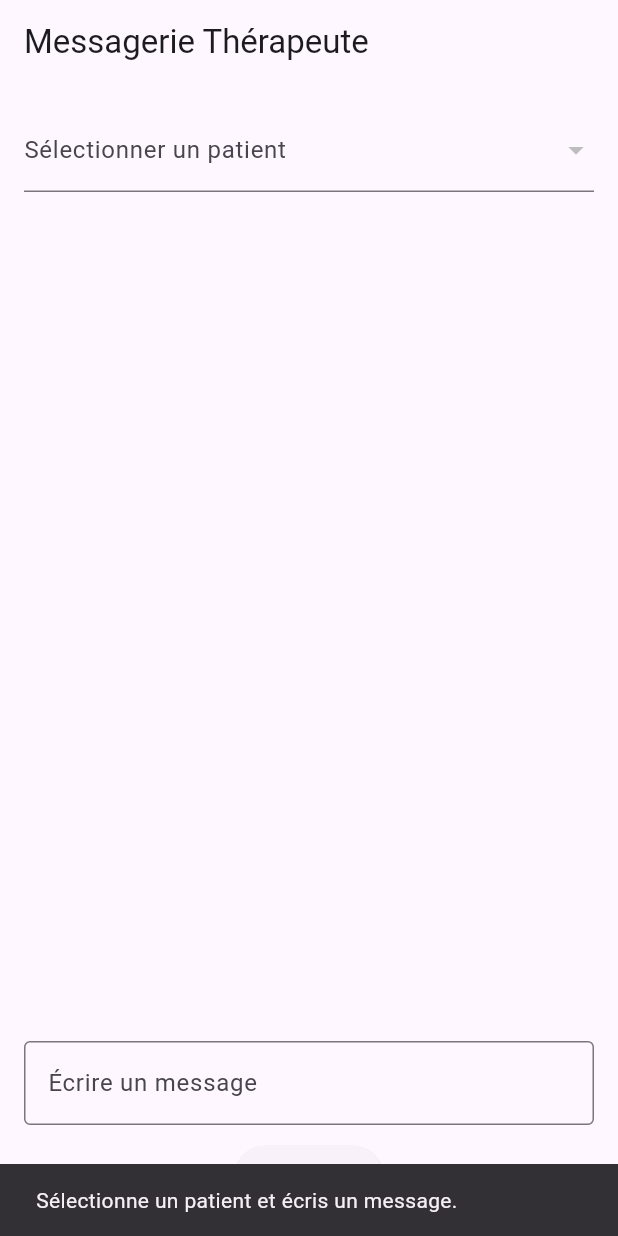
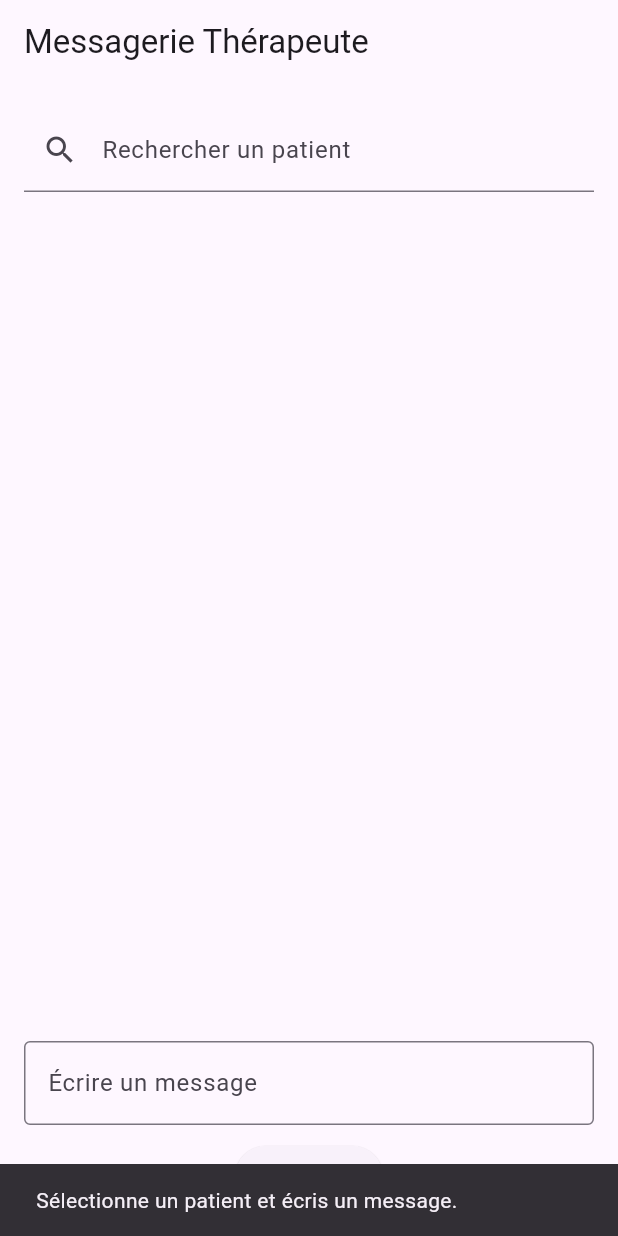
Before and after one commit to saraelharti04/Parcours_d_Exil, a Flutter app: the MessagesPage screen opened directly with empty values, after a tap on "Envoyer", on a phone screen of 412 x 824 dp. Run offline on Flutter 3.47's test engine with Material 3 defaults, Android fonts, the phone set to English and light mode, and no system bars; our stand-ins replace file_picker, flutter_svg, just_audio, sembast, shared_preferences, video_player; missing offline and left inert: audio_session, flutter_pdfview; accounts and stored records are empty; network calls fail.

Commit message:
Barre de recherche messagerie

```diff
--- a/lib/therapist/messages_page.dart
+++ b/lib/therapist/messages_page.dart
@@ -1,7 +1,7 @@
+import 'dart:convert';
 import 'package:flutter/material.dart';
 import 'package:http/http.dart' as http;
 import 'package:shared_preferences/shared_preferences.dart';
-import 'dart:convert';
 
 class MessagesPage extends StatefulWidget {
   final String therapistId;
@@ -14,15 +14,23 @@ class MessagesPage extends StatefulWidget {
 
 class _MessagesPageState extends State<MessagesPage> {
   final TextEditingController _messageController = TextEditingController();
+  final TextEditingController _searchController = TextEditingController();
+  final ScrollController _scrollController = ScrollController();
+  final FocusNode _searchFocusNode = FocusNode();
+
   String? _selectedPatientId;
   final Map<String, List<String>> _messages = {};
   List<Map<String, String>> _patients = [];
-  final ScrollController _scrollController = ScrollController();
+  List<Map<String, String>> _filteredPatients = [];
 
   @override
   void initState() {
     super.initState();
     _fetchPatients();
+
+    _searchController.addListener(() {
+      _filterPatients(_searchController.text);
+    });
   }
 
   void scrollToBottom() {
@@ -30,6 +38,15 @@ class _MessagesPageState extends State<MessagesPage> {
       if (_scrollController.hasClients) {
         _scrollController.jumpTo(_scrollController.position.maxScrollExtent);
       }
+    });
+  }
+
+  void _filterPatients(String query) {
+    setState(() {
+      _filteredPatients = _patients
+          .where((p) =>
+          p['name']!.toLowerCase().contains(query.toLowerCase()))
+          .toList();
     });
   }
 
@@ -55,13 +72,12 @@ class _MessagesPageState extends State<MessagesPage> {
         })
             .toList();
 
-        // 🔤 Tri alphabétique
-        patients.sort(
-              (a, b) => a['name']!.toLowerCase().compareTo(b['name']!.toLowerCase()),
-        );
+        patients.sort((a, b) =>
+            a['name']!.toLowerCase().compareTo(b['name']!.toLowerCase()));
 
         setState(() {
           _patients = patients;
+          _filteredPatients = patients;
         });
       } else {
         print('❌ Erreur récupération patients : ${response.body}');
@@ -122,8 +138,9 @@ class _MessagesPageState extends State<MessagesPage> {
             _messages[_selectedPatientId!] = _messages[_selectedPatientId!] ?? [];
             _messages[_selectedPatientId!]!.add(message);
             _messageController.clear();
-            scrollToBottom();
           });
+
+          scrollToBottom();
 
           ScaffoldMessenger.of(context).showSnackBar(
             SnackBar(content: Text("Message envoyé à ${_selectedPatientId!}")),
@@ -149,6 +166,8 @@ class _MessagesPageState extends State<MessagesPage> {
 
   @override
   Widget build(BuildContext context) {
+    final showDropdown = _searchFocusNode.hasFocus || _searchController.text.isNotEmpty;
+
     return Scaffold(
       appBar: AppBar(
         automaticallyImplyLeading: false,
@@ -158,26 +177,35 @@ class _MessagesPageState extends State<MessagesPage> {
         padding: const EdgeInsets.all(16.0),
         child: Column(
           children: [
-            DropdownButtonFormField<String>(
+            TextField(
+              controller: _searchController,
+              focusNode: _searchFocusNode,
               decoration: const InputDecoration(
-                labelText: 'Sélectionner un patient',
+                labelText: 'Rechercher un patient',
+                prefixIcon: Icon(Icons.search),
               ),
-              value: _selectedPatientId,
-              items: _patients.map((patient) {
-                return DropdownMenuItem<String>(
-                  value: patient['id'],
-                  child: Text(patient['name']!),
-                );
-              }).toList(),
-              onChanged: (value) {
-                setState(() {
-                  _selectedPatientId = value;
-                });
-                if (value != null) {
-                  _loadConversation(value);
-                }
-              },
             ),
+            if (showDropdown)
+              SizedBox(
+                height: 150,
+                child: ListView.builder(
+                  itemCount: _filteredPatients.length,
+                  itemBuilder: (context, index) {
+                    final patient = _filteredPatients[index];
+                    return ListTile(
+                      title: Text(patient['name']!),
+                      onTap: () {
+                        FocusScope.of(context).unfocus();
+                        setState(() {
+                          _selectedPatientId = patient['id'];
+                          _searchController.text = patient['name']!;
+                        });
+                        _loadConversation(patient['id']!);
+                      },
+                    );
+                  },
+                ),
+              ),
             const SizedBox(height: 16),
             Expanded(
               child: ListView(
@@ -185,7 +213,8 @@ class _MessagesPageState extends State<MessagesPage> {
                 padding: const EdgeInsets.all(8),
                 children: (_messages[_selectedPatientId] ?? []).map((msg) {
                   final now = DateTime.now();
-                  final formattedTime = "${now.hour.toString().padLeft(2, '0')}:${now.minute.toString().padLeft(2, '0')}";
+                  final formattedTime =
+                      "${now.hour.toString().padLeft(2, '0')}:${now.minute.toString().padLeft(2, '0')}";
 
                   return Align(
                     alignment: Alignment.centerRight,
```
Also changed, not shown: 9 other files.
